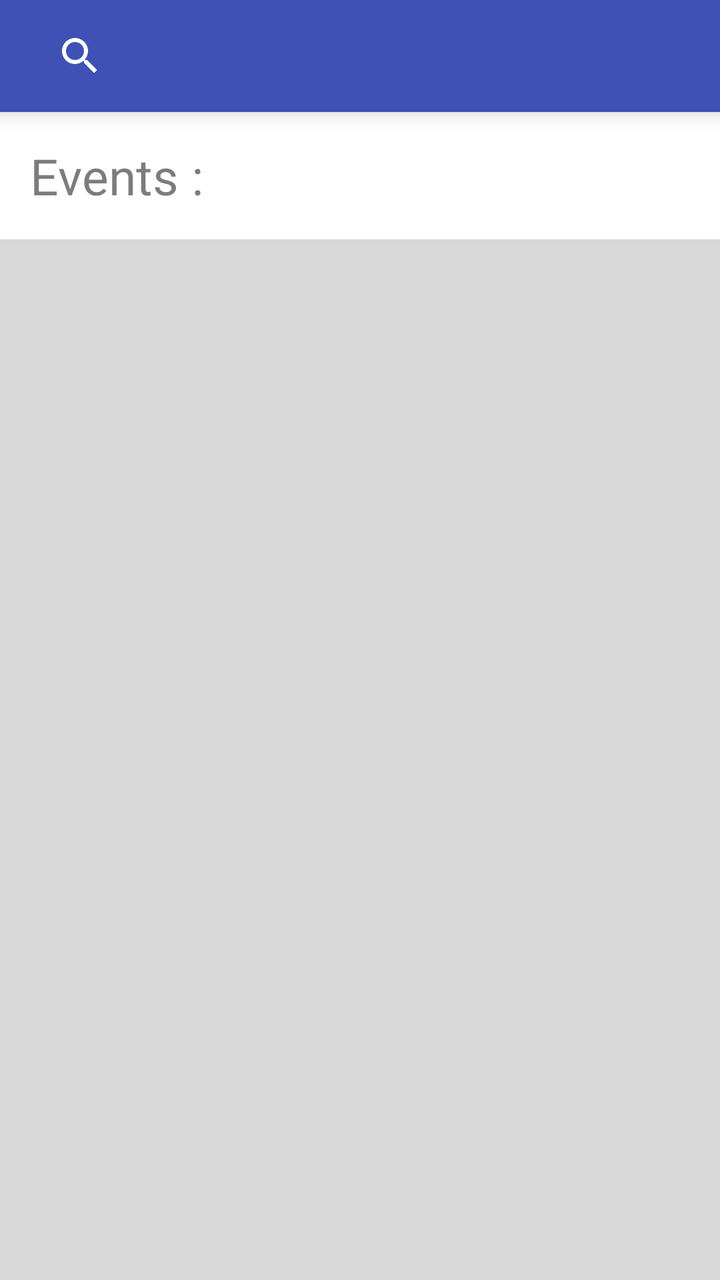
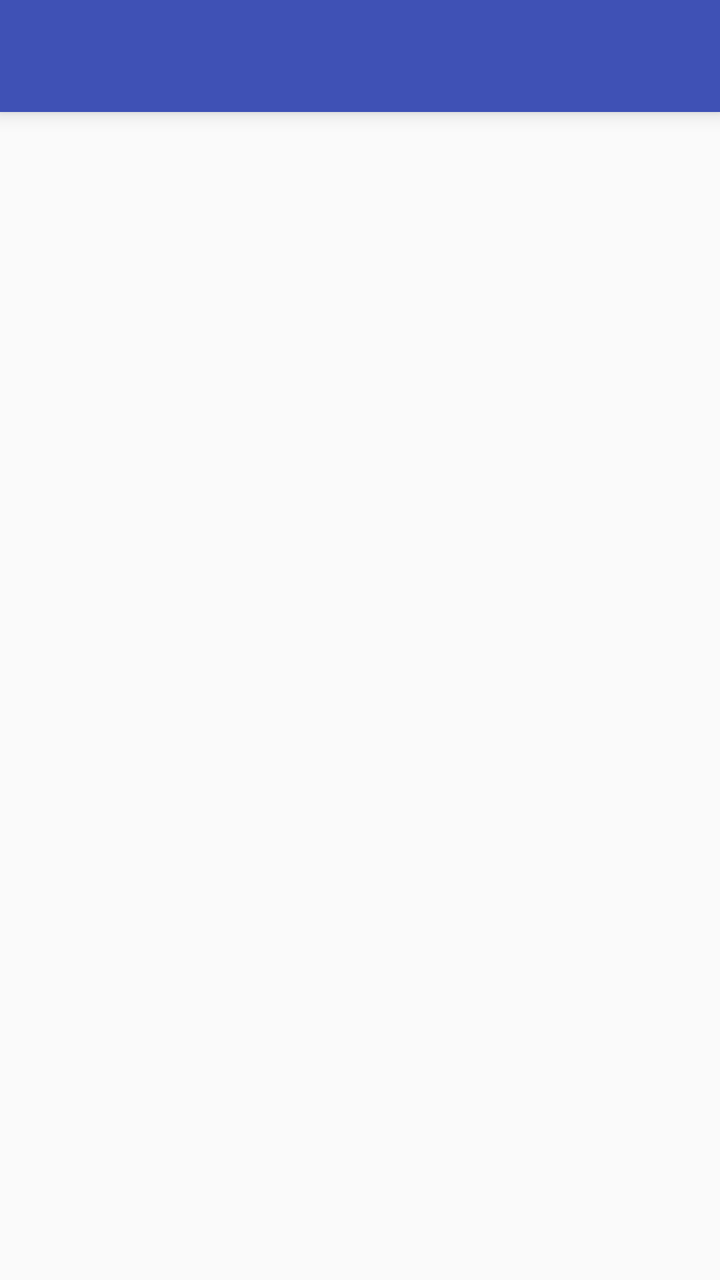

An Android layout rendered at two revisions. The XML below is the earlier revision; the diff shows what the commit changed to produce the second picture.
<!-- AndroidManifest.xml: application theme AppTheme -->
<!-- res/layout/app_bar_main.xml -->
<?xml version="1.0" encoding="utf-8"?>
<androidx.coordinatorlayout.widget.CoordinatorLayout xmlns:android="http://schemas.android.com/apk/res/android"
    xmlns:app="http://schemas.android.com/apk/res-auto"
    xmlns:tools="http://schemas.android.com/tools"
    android:layout_width="match_parent"
    android:layout_height="match_parent"
    android:fitsSystemWindows="true"
    tools:context="com.nikith_shetty.vgroup.MainActivity">


    <com.google.android.material.appbar.AppBarLayout
        android:layout_width="match_parent"
        android:layout_height="wrap_content"
        android:theme="@style/AppTheme.AppBarOverlay"
        app:elevation="6dp">

        <androidx.appcompat.widget.Toolbar
            android:id="@+id/toolbar"
            android:layout_width="match_parent"
            android:layout_height="?attr/actionBarSize"
            android:background="?attr/colorPrimary"
            app:popupTheme="@style/AppTheme.PopupOverlay">

            <SearchView
                android:layout_width="wrap_content"
                android:layout_height="wrap_content"
                android:layout_marginLeft="16sp"
                android:layout_marginRight="16sp"
                android:gravity="right"/>

        </androidx.appcompat.widget.Toolbar>



    </com.google.android.material.appbar.AppBarLayout>

    <FrameLayout
        android:layout_width="match_parent"
        android:layout_height="match_parent"
        android:paddingTop="?attr/actionBarSize"
        android:id="@+id/content_area"
        android:foregroundGravity="center">
        <include layout="@layout/fragment_home"/>
    </FrameLayout>

    
        
        
        
        
        
        

</androidx.coordinatorlayout.widget.CoordinatorLayout>
<!-- res/layout/fragment_home.xml (included above) -->
<LinearLayout xmlns:android="http://schemas.android.com/apk/res/android"
    xmlns:tools="http://schemas.android.com/tools"
    android:layout_width="match_parent"
    android:layout_height="match_parent"
    tools:context="com.nikith_shetty.vgroup.homeFragment"
    android:orientation="vertical"
    android:background="#d9d9d9">
    <LinearLayout
        android:layout_width="match_parent"
        android:layout_height="wrap_content"
        android:background="@color/cardview_light_background">
        <TextView
            android:layout_width="match_parent"
            android:layout_height="wrap_content"
            android:text="Events : "
            android:alpha="0.95"
            android:textSize="25sp"
            android:padding="15sp"/>
    </LinearLayout>

    <androidx.recyclerview.widget.RecyclerView
        android:layout_width="match_parent"
        android:layout_height="wrap_content"
        android:id="@+id/home_recyclerView"
        android:paddingLeft="15sp"
        android:paddingRight="15sp">
    </androidx.recyclerview.widget.RecyclerView>
</LinearLayout>
<!-- resources referenced by this layout -->
<resources>
  <style name="AppTheme.AppBarOverlay" parent="ThemeOverlay.AppCompat.Dark.ActionBar" />
  <style name="AppTheme.PopupOverlay" parent="ThemeOverlay.AppCompat.Light" />
  <style name="AppTheme" parent="Theme.AppCompat.Light.DarkActionBar">
          
          <item name="colorPrimary">@color/colorPrimary</item>
          <item name="colorPrimaryDark">@color/colorPrimaryDark</item>
          <item name="colorAccent">@color/colorPrimaryDark</item>
      </style>
  <color name="colorPrimary">#3F51B5</color>
  <color name="colorPrimaryDark">#303F9F</color>
</resources>

<!-- the commit's change to res/layout/app_bar_main.xml (unified diff, before → after) -->
@@ -5,7 +5,7 @@
     android:layout_width="match_parent"
     android:layout_height="match_parent"
     android:fitsSystemWindows="true"
-    tools:context="com.nikith_shetty.vgroup.MainActivity">
+    tools:context="com.hallbooking.app.MainActivity">
 
 
     <com.google.android.material.appbar.AppBarLayout
@@ -19,65 +19,15 @@
             android:layout_width="match_parent"
             android:layout_height="?attr/actionBarSize"
             android:background="?attr/colorPrimary"
-            app:popupTheme="@style/AppTheme.PopupOverlay">
-
-            <SearchView
-                android:layout_width="wrap_content"
-                android:layout_height="wrap_content"
-                android:layout_marginLeft="16sp"
-                android:layout_marginRight="16sp"
-                android:gravity="right"/>
-
-        </androidx.appcompat.widget.Toolbar>
-
-
+            app:popupTheme="@style/AppTheme.PopupOverlay" />
 
     </com.google.android.material.appbar.AppBarLayout>
 
     <FrameLayout
+        android:id="@+id/content_area"
         android:layout_width="match_parent"
         android:layout_height="match_parent"
-        android:paddingTop="?attr/actionBarSize"
-        android:id="@+id/content_area"
-        android:foregroundGravity="center">
-        <include layout="@layout/fragment_home"/>
-    </FrameLayout>
-
-    
-        
-        
-        
-        
-        
-        
+        android:foregroundGravity="center"
+        app:layout_behavior="@string/appbar_scrolling_view_behavior" />
 
 </androidx.coordinatorlayout.widget.CoordinatorLayout>
-<!-- res/layout/fragment_home.xml (included above) -->
-<LinearLayout xmlns:android="http://schemas.android.com/apk/res/android"
-    xmlns:tools="http://schemas.android.com/tools"
-    android:layout_width="match_parent"
-    android:layout_height="match_parent"
-    tools:context="com.nikith_shetty.vgroup.homeFragment"
-    android:orientation="vertical"
-    android:background="#d9d9d9">
-    <LinearLayout
-        android:layout_width="match_parent"
-        android:layout_height="wrap_content"
-        android:background="@color/cardview_light_background">
-        <TextView
-            android:layout_width="match_parent"
-            android:layout_height="wrap_content"
-            android:text="Events : "
-            android:alpha="0.95"
-            android:textSize="25sp"
-            android:padding="15sp"/>
-    </LinearLayout>
-
-    <androidx.recyclerview.widget.RecyclerView
-        android:layout_width="match_parent"
-        android:layout_height="wrap_content"
-        android:id="@+id/home_recyclerView"
-        android:paddingLeft="15sp"
-        android:paddingRight="15sp">
-    </androidx.recyclerview.widget.RecyclerView>
-</LinearLayout>
